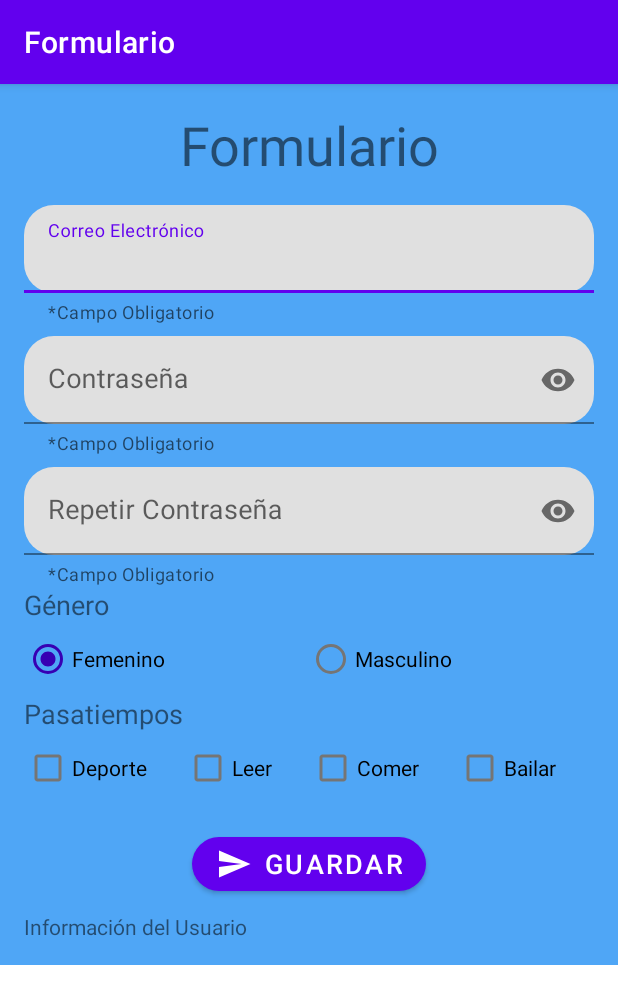
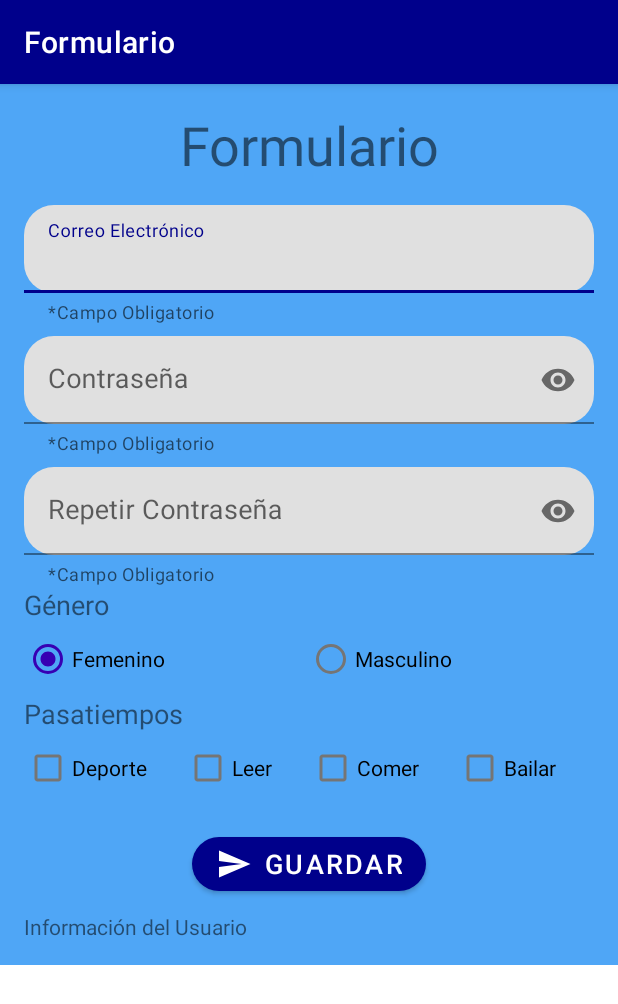
Before and after one commit to JuanRios66/Formulario, an Android app: the screen it shows after launch (MainActivity), on a phone screen of 412 x 824 dp. Shown: the top 1004 px of the screen. Run offline under Robolectric (Android 15) with nearby library versions, the phone set to English and light mode, and no system bars.

Commit message:
work 15/03

```diff
--- a/app/src/main/res/values/themes.xml
+++ b/app/src/main/res/values/themes.xml
@@ -2,8 +2,8 @@
     <!-- Base application theme. -->
     <style name="Theme.Formulario" parent="Theme.MaterialComponents.DayNight.DarkActionBar">
         <!-- Primary brand color. -->
-        <item name="colorPrimary">@color/purple_500</item>
-        <item name="colorPrimaryVariant">@color/purple_700</item>
+        <item name="colorPrimary">@color/darkblue</item>
+        <item name="colorPrimaryVariant">@color/blue</item>
         <item name="colorOnPrimary">@color/white</item>
         <!-- Secondary brand color. -->
         <item name="colorSecondary">@color/purple_700</item>
```
